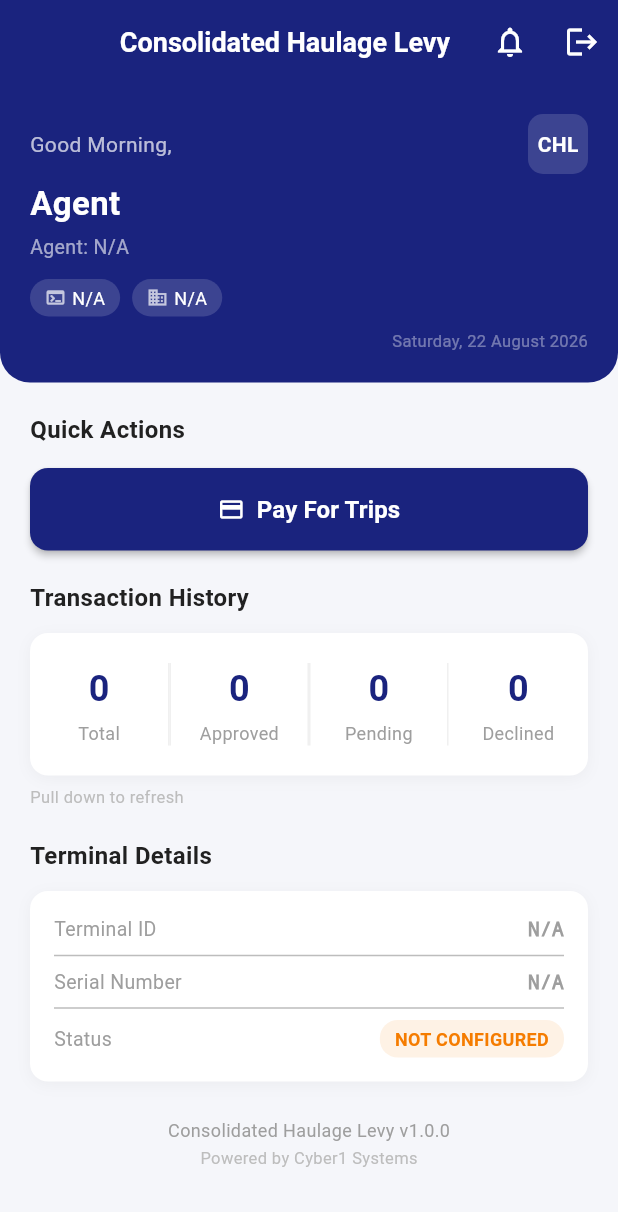
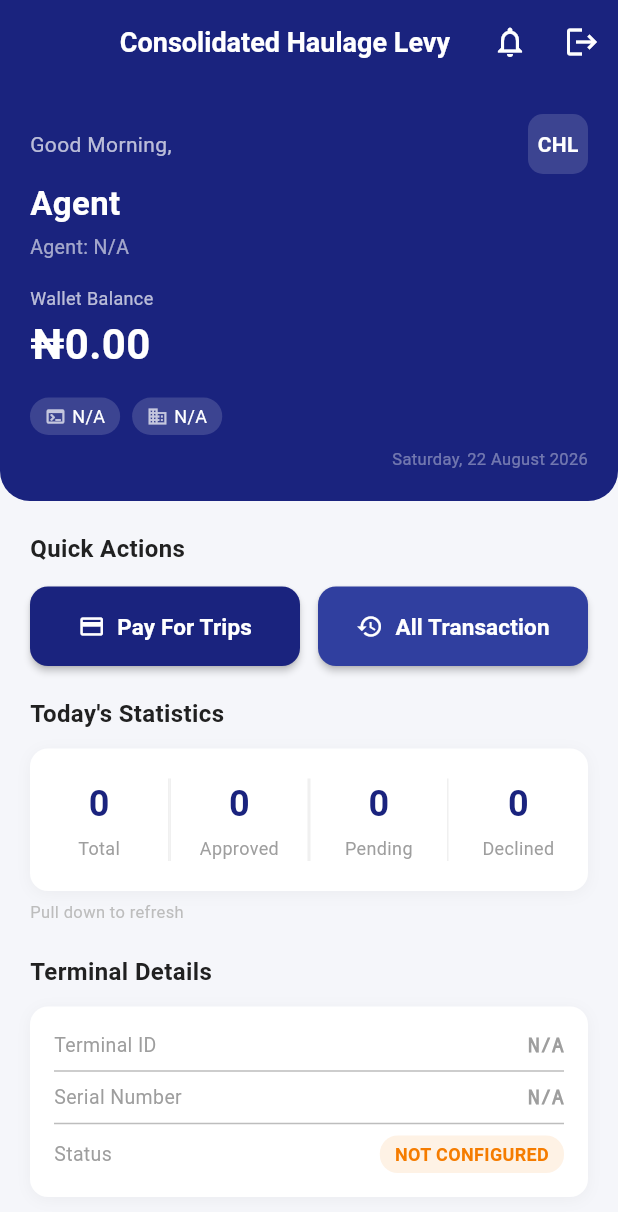
Before and after one commit to asiflatif786/number_plate_scanner, a Flutter app: the AgentDashboardScreen screen opened by its route, on a phone screen of 412 x 824 dp. Shown: the top 1212 px of the screen. Run offline on Flutter 3.47's test engine with Material 3 defaults, Android fonts, the phone set to English and light mode, and no system bars; our stand-ins replace app_links, camera, connectivity_plus, flutter_spinkit, image_picker, permission_handler and 4 more; missing offline and left inert: blue_thermal_printer, google_mlkit_text_recognition; accounts and stored records are empty.

Commit message:
print , show transaction, and show balance

```diff
--- a/lib/app/routes.dart
+++ b/lib/app/routes.dart
@@ -42,6 +42,8 @@
 import '../features/transaction/payment_type_selection_screen.dart';
 import '../features/transaction/penalty_state_selection_screen.dart';
 import '../features/transaction/transaction_detail_screen.dart';
+import '../features/transaction/wallet_transactions_screen.dart';
+import '../features/transaction/wallet_transactions_viewmodel.dart';
 import '../data/models/transaction_model.dart';
 
 class AppRoutes {
@@ -67,6 +69,7 @@
   static const String transactionCreation = '/transaction-creation';
   static const String transactionSuccess = '/transaction-success';
   static const String transactionDetail = '/transaction-detail';
+  static const String walletTransactions = '/wallet-transactions';
   static const String paymentSuccess = '/payment-success';
   static const String notifications = '/notifications';
   static const String scanner = '/scanner';
@@ -104,6 +107,10 @@
     transactionCreation: (context) => const TransactionCreationScreen(),
     transactionSuccess: (context) => const TransactionSuccessScreen(),
     transactionDetail: (context) => const TransactionDetailScreen(),
+    walletTransactions: (context) => ChangeNotifierProvider(
+      create: (_) => WalletTransactionsViewModel(),
+      child: const WalletTransactionsScreen(),
+    ),
     paymentSuccess: (context) => const PaymentSuccessLinkHandler(),
     notifications: (context) => const NotificationScreen(),
     scanner: (context) => const ScannerView(),
--- a/lib/core/constants/api_constants.dart
+++ b/lib/core/constants/api_constants.dart
@@ -82,6 +82,7 @@
   static const String actionValidateCustomer = 'validate-customer';
   static const String actionCreateTransaction = 'create-transaction';
   static const String actionCreateCcaTransaction = 'create_cca_transaction';
+  static const String actionGetCcaTransaction = 'get_cca_transaction';
   static const String actionApproveTransaction = 'approve-transaction';
   static const String actionDeclineTransaction = 'decline-transaction';
   static const String actionVerifyTransaction = 'verify-transaction';
--- /dev/null
+++ b/lib/data/models/wallet_transaction_model.dart
@@ -0,0 +1,50 @@
+import 'package:intl/intl.dart';
+
+class WalletTransactionModel {
+  final String walletNumber;
+  final String reference;
+  final String transactionType; // 'D' for Debit, 'C' for Credit
+  final double amount;
+  final double previousBalance;
+  final double currentBalance;
+  final String? createdAt;
+
+  const WalletTransactionModel({
+    required this.walletNumber,
+    required this.reference,
+    required this.transactionType,
+    required this.amount,
+    required this.previousBalance,
+    required this.currentBalance,
+    this.createdAt,
+  });
+
+  factory WalletTransactionModel.fromJson(Map<String, dynamic> json) {
+    double _parseDouble(dynamic val) {
+      if (val == null) return 0.0;
+      if (val is num) return val.toDouble();
+      if (val is String) {
+        return double.tryParse(val.replaceAll(',', '')) ?? 0.0;
+      }
+      return 0.0;
+    }
+
+    return WalletTransactionModel(
+      walletNumber: json['wallet_number']?.toString() ?? '',
+      reference: json['reference']?.toString() ?? '',
+      transactionType: json['transaction_type']?.toString() ?? 'D',
+      amount: _parseDouble(json['amount']),
+      previousBalance: _parseDouble(json['previous_balance']),
+      currentBalance: _parseDouble(json['current_balance']),
+      createdAt: json['transaction_date']?.toString() ?? json['created_at']?.toString(),
+    );
+  }
+
+  String get formattedAmount =>
+      NumberFormat.currency(symbol: '₦', decimalDigits: 2).format(amount);
+
+  String get formattedCurrentBalance =>
+      NumberFormat.currency(symbol: '₦', decimalDigits: 2).format(currentBalance);
+
+  bool get isDebit => transactionType.toUpperCase() == 'D';
+}
--- a/lib/features/agent/agent_dashboard_screen.dart
+++ b/lib/features/agent/agent_dashboard_screen.dart
@@ -121,7 +121,34 @@
           const SizedBox(height: 4),
           Text('Agent: ${vm.agentNumber}',
               style: const TextStyle(fontSize: 13, color: Colors.white60)),
-          const SizedBox(height: 12),
+          const SizedBox(height: 16),
+          Row(
+            mainAxisAlignment: MainAxisAlignment.spaceBetween,
+            crossAxisAlignment: CrossAxisAlignment.center,
+            children: [
+              Column(
+                crossAxisAlignment: CrossAxisAlignment.start,
+                children: [
+                  const Text('Wallet Balance',
+                      style: TextStyle(fontSize: 12, color: Colors.white70)),
+                  const SizedBox(height: 2),
+                  Text(vm.formattedWalletBalance,
+                      style: const TextStyle(
+                          fontSize: 28,
+                          fontWeight: FontWeight.bold,
+                          color: Colors.white)),
+                ],
+              ),
+              if (vm.isRefreshing)
+                const SizedBox(
+                  width: 20,
+                  height: 20,
+                  child: CircularProgressIndicator(
+                      strokeWidth: 2, color: Colors.white70),
+                ),
+            ],
+          ),
+          const SizedBox(height: 16),
           Row(
             children: [
               _chip(Icons.terminal, vm.terminalId),
@@ -171,15 +198,16 @@
                   fontWeight: FontWeight.bold,
                   color: Color(0xFF212121))),
           const SizedBox(height: 14),
-          SizedBox(
-            width: double.infinity,
+          Row(
+            children: [
+              Expanded(
                 child: ElevatedButton.icon(
                   onPressed: () => vm.navigateToVehicleSearch(context),
                   icon: const Icon(Icons.payment, color: Colors.white),
                   label: const Text(
                     'Pay For Trips',
                     style: TextStyle(
-                  fontSize: 16,
+                      fontSize: 15,
                       fontWeight: FontWeight.bold,
                       color: Colors.white,
                     ),
@@ -193,6 +221,31 @@
                     elevation: 2,
                   ),
                 ),
+              ),
+              const SizedBox(width: 12),
+              Expanded(
+                child: ElevatedButton.icon(
+                  onPressed: () => Navigator.pushNamed(context, AppRoutes.walletTransactions),
+                  icon: const Icon(Icons.history, color: Colors.white),
+                  label: const Text(
+                    'All Transaction',
+                    style: TextStyle(
+                      fontSize: 15,
+                      fontWeight: FontWeight.bold,
+                      color: Colors.white,
+                    ),
+                  ),
+                  style: ElevatedButton.styleFrom(
+                    backgroundColor: Colors.indigo.shade700,
+                    padding: const EdgeInsets.symmetric(vertical: 16),
+                    shape: RoundedRectangleBorder(
+                      borderRadius: BorderRadius.circular(12),
+                    ),
+                    elevation: 2,
+                  ),
+                ),
+              ),
+            ],
           ),
         ],
       ),
@@ -208,7 +261,7 @@
           Row(
             mainAxisAlignment: MainAxisAlignment.spaceBetween,
             children: [
-              const Text("Transaction History",
+              const Text("Today's Statistics",
                   style: TextStyle(
                       fontSize: 16,
                       fontWeight: FontWeight.bold,
--- a/lib/features/agent/agent_dashboard_viewmodel.dart
+++ b/lib/features/agent/agent_dashboard_viewmodel.dart
@@ -33,6 +33,7 @@
   String accountName = '';
   String agentWalletNumber = '';
   String paymentStatus = 'INACTIVE';
+  double walletBalance = 0.0;
   bool hasBankDetails = false;
   bool isBankLoading = false;
   String? bankErrorMessage;
@@ -42,6 +43,9 @@
   int pendingCount = 0;
   int declinedCount = 0;
   bool isRefreshing = false;
+
+  String get formattedWalletBalance =>
+      NumberFormat.currency(symbol: '₦', decimalDigits: 2).format(walletBalance);
 
   Future<void> loadSession() async {
     try {
@@ -164,8 +168,15 @@
           bankName = (bankObj?['name'] ?? bankData['bankName'] ?? 'SAFE HAVEN MFB').toString();
           accountNumber = (bankData['accountNumber'] ?? bankData['account_number'] ?? 'Not Generated').toString();
           accountName = (bankData['accountName'] ?? bankData['account_name'] ?? data['firstName'] ?? data['name'] ?? 'N/A').toString();
-          // Extract status from bankAccount object
           paymentStatus = (bankData['status'] ?? data['status'] ?? 'INACTIVE').toString().toUpperCase();
+
+          // Extract balance
+          final dynamic bal = bankData['balance'] ?? 0;
+          if (bal is num) {
+            walletBalance = bal.toDouble();
+          } else if (bal is String) {
+            walletBalance = double.tryParse(bal.replaceAll(',', '')) ?? 0.0;
+          }
         } else {
           bankName = (data['bank_name'] ?? 'N/A').toString();
           accountNumber = (data['account_number'] ?? 'Not Generated').toString();
@@ -174,7 +185,7 @@
         }
 
         hasBankDetails = true;
-        AppLogger.logInfo(_tag, 'Bank details loaded: $accountNumber at $bankName, Status: $paymentStatus, Wallet: $agentWalletNumber');
+        AppLogger.logInfo(_tag, 'Bank details loaded: $accountNumber at $bankName, Status: $paymentStatus, Wallet: $agentWalletNumber, Balance: $walletBalance');
       } else {
         bankErrorMessage = response.message ?? 'Banking profile not found.';
         hasBankDetails = false;
--- /dev/null
+++ b/lib/features/transaction/wallet_transactions_viewmodel.dart
@@ -0,0 +1,52 @@
+import 'package:flutter/material.dart';
+import '../../core/session/session_manager.dart';
+import '../../core/utils/logger.dart';
+import '../../data/models/wallet_transaction_model.dart';
+import '../../data/repositories/transaction_repository.dart';
+
+class WalletTransactionsViewModel extends ChangeNotifier {
+  static const String _tag = 'WalletTxVM';
+  final TransactionRepository _repository = TransactionRepository();
+
+  List<WalletTransactionModel> transactions = [];
+  bool isLoading = false;
+  String? errorMessage;
+
+  WalletTransactionsViewModel() {
+    fetchTransactions();
+  }
+
+  Future<void> fetchTransactions() async {
+    isLoading = true;
+    errorMessage = null;
+    notifyListeners();
+
+    try {
+      final session = await SessionManager.instance;
+      final walletNumber = session.walletNumber;
+
+      if (walletNumber == null || walletNumber.isEmpty) {
+        errorMessage = 'Wallet number not found. Please ensure you are fully registered.';
+        isLoading = false;
+        notifyListeners();
+        return;
+      }
+
+      final result = await _repository.getCcaWalletTransactions(
+        walletNumber: walletNumber,
+      );
+
+      if (result.success && result.data != null) {
+        transactions = result.data!;
+      } else {
+        errorMessage = result.failure?.message ?? 'Failed to load transactions';
+      }
+    } catch (e) {
+      AppLogger.logError(_tag, 'Error fetching wallet transactions', e);
+      errorMessage = 'An unexpected error occurred';
+    } finally {
+      isLoading = false;
+      notifyListeners();
+    }
+  }
+}
--- a/lib/main.dart
+++ b/lib/main.dart
@@ -15,6 +15,7 @@
 import 'features/onboarding/onboarding_complete_viewmodel.dart';
 import 'features/onboarding/terminal_profiling_viewmodel.dart';
 import 'features/splash/splash_viewmodel.dart';
+import 'features/transaction/wallet_transactions_viewmodel.dart';
 
 class DevHttpOverrides extends HttpOverrides {
   @override
@@ -52,6 +53,7 @@
         ChangeNotifierProvider(create: (_) => AdminDashboardViewModel()),
         ChangeNotifierProvider(create: (_) => AgentDashboardViewModel()),
         ChangeNotifierProvider(create: (_) => AddBankAccountViewModel()),
+        ChangeNotifierProvider(create: (_) => WalletTransactionsViewModel()),
       ],
       child: MaterialApp(
         debugShowCheckedModeBanner: false,
```
Also changed, not shown: lib/data/repositories/transaction_repository.dart (+24 -0 lines), lib/features/transaction/transaction_detail_screen.dart (+31 -3 lines), lib/features/transaction/transaction_detail_viewmodel.dart (+26 -3 lines), lib/features/transaction/wallet_transactions_screen.dart (added, +163 -0 lines). Lines whose indentation alone changed are shown as unchanged.
